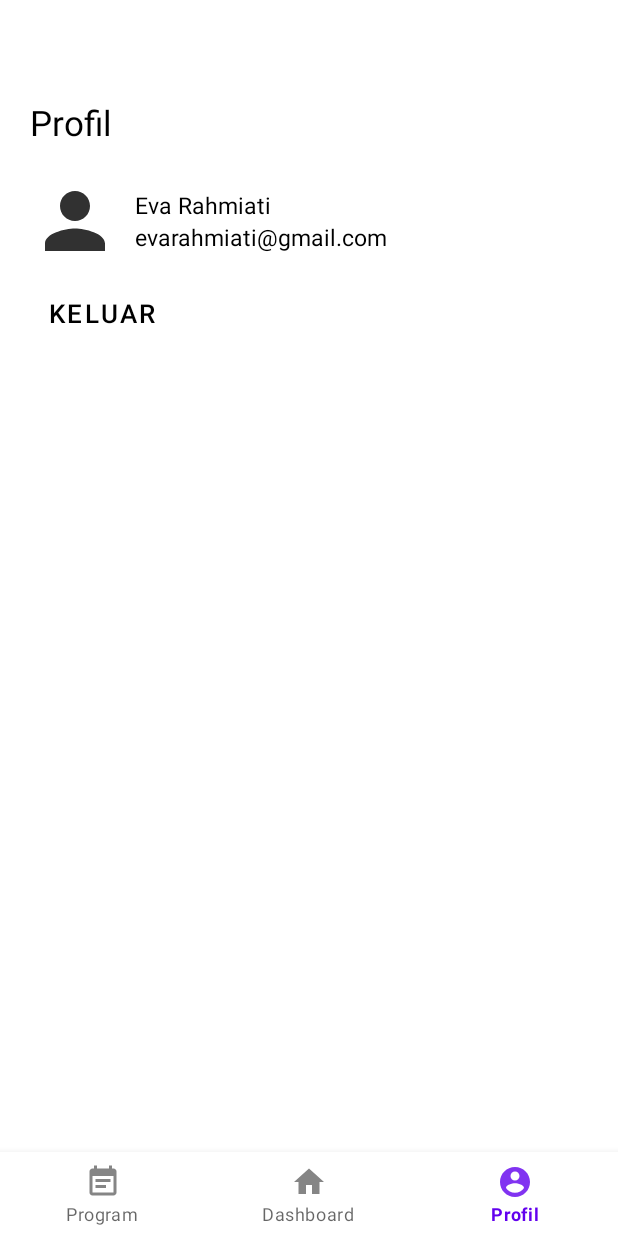
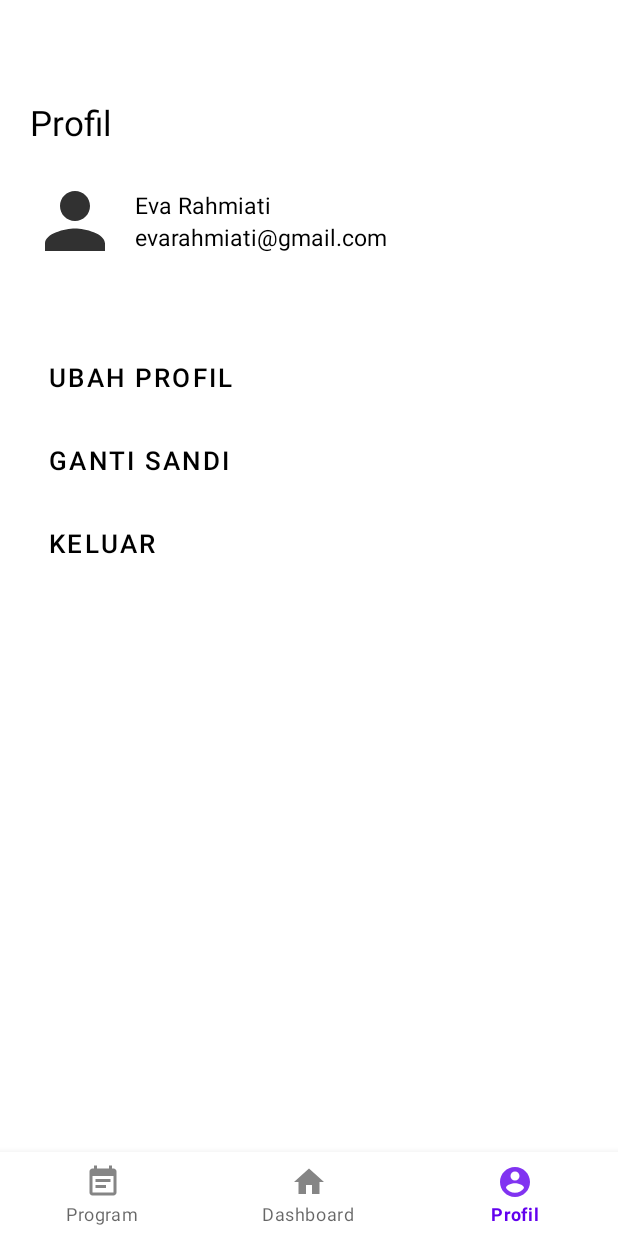
Before and after one commit to Muhammad-Jafar/Aplikasi-Basiru, an Android app: the ProfilFragment screen opened through its navigation route, on a phone screen of 412 x 824 dp. Run offline under Robolectric (Android 15) with nearby library versions, the phone set to English and light mode, and no system bars; our stand-ins replace navigation-ui; network calls fail.

Commit message:
Jafar
ada minor update

```diff
--- a/app/build.gradle
+++ b/app/build.gradle
@@ -50,5 +50,7 @@ dependencies {
     //cardview
     implementation "androidx.cardview:cardview:1.0.0"
 
+    implementation 'com.squareup.okhttp:okhttp:2.4.0'
+
 
 }
--- a/app/src/main/java/projek/basiru/MainActivity.java
+++ b/app/src/main/java/projek/basiru/MainActivity.java
@@ -49,4 +49,10 @@ public class MainActivity extends AppCompatActivity
         Intent launchBrowser = new Intent(Intent.ACTION_VIEW, uriUrl);
         startActivity(launchBrowser);
     }
+
+    public void gantisandi(View view) {
+        Uri uriUrl = Uri.parse(url);
+        Intent launchBrowser = new Intent(Intent.ACTION_VIEW, uriUrl);
+        startActivity(launchBrowser);
+    }
 }
--- a/app/src/main/res/layout/fragment_profil.xml
+++ b/app/src/main/res/layout/fragment_profil.xml
@@ -58,29 +58,31 @@
 
     </androidx.appcompat.widget.LinearLayoutCompat>
 
-<!--    <androidx.appcompat.widget.AppCompatButton-->
-<!--        android:id="@+id/ubahprofil"-->
-<!--        android:onClick="ubahprofil"-->
-<!--        android:textAlignment="textStart"-->
-<!--        android:layout_width="match_parent"-->
-<!--        android:layout_height="wrap_content"-->
-<!--        android:text="Ubah Profil"-->
-<!--        android:textColor="@color/black"-->
-<!--        android:textSize="17dp"-->
-<!--        android:layout_marginStart="10dp"-->
-<!--        android:layout_marginTop="50dp"-->
-<!--        style="@style/Widget.MaterialComponents.Button.TextButton"/>-->
+    <androidx.appcompat.widget.AppCompatButton
+        android:id="@+id/ubahprofil"
+        android:onClick="ubahprofil"
+        android:textAlignment="textStart"
+        android:layout_width="match_parent"
+        android:layout_height="wrap_content"
+        android:text="Ubah Profil"
+        android:textColor="@color/black"
+        android:textSize="17dp"
+        android:layout_marginStart="10dp"
+        android:layout_marginTop="50dp"
+        style="@style/Widget.MaterialComponents.Button.TextButton"/>
 
-<!--    <androidx.appcompat.widget.AppCompatButton-->
-<!--        android:layout_width="match_parent"-->
-<!--        android:layout_height="wrap_content"-->
-<!--        android:textAlignment="textStart"-->
-<!--        android:textColor="@color/black"-->
-<!--        android:text="Ganti sandi"-->
-<!--        android:textSize="17dp"-->
-<!--        android:layout_marginStart="10dp"-->
-<!--        android:layout_marginTop="7dp"-->
-<!--        style="@style/Widget.MaterialComponents.Button.TextButton"/>-->
+    <androidx.appcompat.widget.AppCompatButton
+        android:id="@+id/gantisandi"
+        android:onClick="gantisandi"
+        android:layout_width="match_parent"
+        android:layout_height="wrap_content"
+        android:textAlignment="textStart"
+        android:textColor="@color/black"
+        android:text="Ganti sandi"
+        android:textSize="17dp"
+        android:layout_marginStart="10dp"
+        android:layout_marginTop="7dp"
+        style="@style/Widget.MaterialComponents.Button.TextButton"/>
 
     <androidx.appcompat.widget.AppCompatButton
         android:onClick="logoutacc"
```
Also changed, not shown: app/src/main/java/projek/basiru/login.java (+60 -83 lines).
